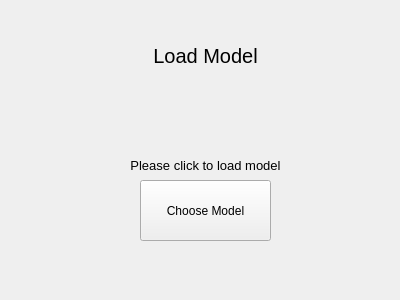
First picture: the form in scripts/loadModel.ui, repository hson711/HandDigitIdentifier, before the edit.
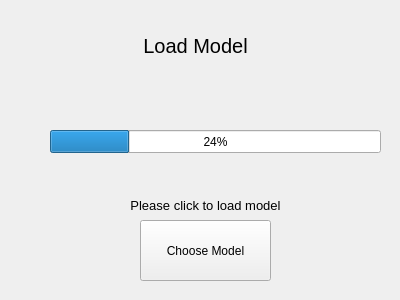
Second picture: the form after the edit.

Commit message: Bug fixes to load model

```diff
--- a/scripts/loadModel.ui
+++ b/scripts/loadModel.ui
@@ -16,8 +16,8 @@
   <widget class="QLabel" name="label">
    <property name="geometry">
     <rect>
-     <x>90</x>
-     <y>20</y>
+     <x>80</x>
+     <y>10</y>
      <width>231</width>
      <height>71</height>
     </rect>
@@ -38,7 +38,7 @@
    <property name="geometry">
     <rect>
      <x>140</x>
-     <y>180</y>
+     <y>220</y>
      <width>131</width>
      <height>61</height>
     </rect>
@@ -51,7 +51,7 @@
    <property name="geometry">
     <rect>
      <x>90</x>
-     <y>150</y>
+     <y>190</y>
      <width>231</width>
      <height>31</height>
     </rect>
@@ -68,6 +68,19 @@
     <set>Qt::AlignCenter</set>
    </property>
   </widget>
+  <widget class="QProgressBar" name="progressBar">
+   <property name="geometry">
+    <rect>
+     <x>50</x>
+     <y>130</y>
+     <width>331</width>
+     <height>23</height>
+    </rect>
+   </property>
+   <property name="value">
+    <number>24</number>
+   </property>
+  </widget>
  </widget>
  <resources/>
  <connections>
```
The commit also changes 8 other files.
